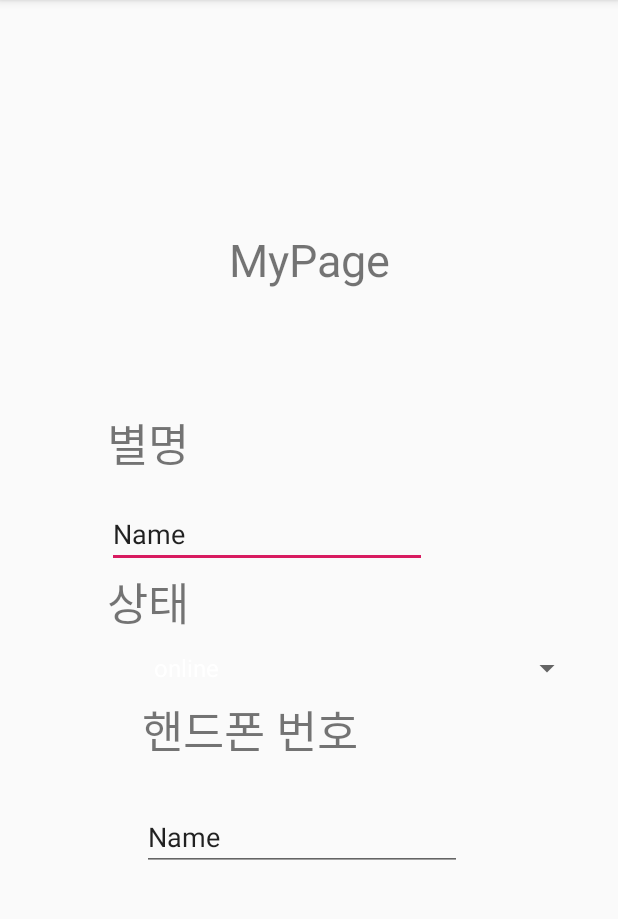
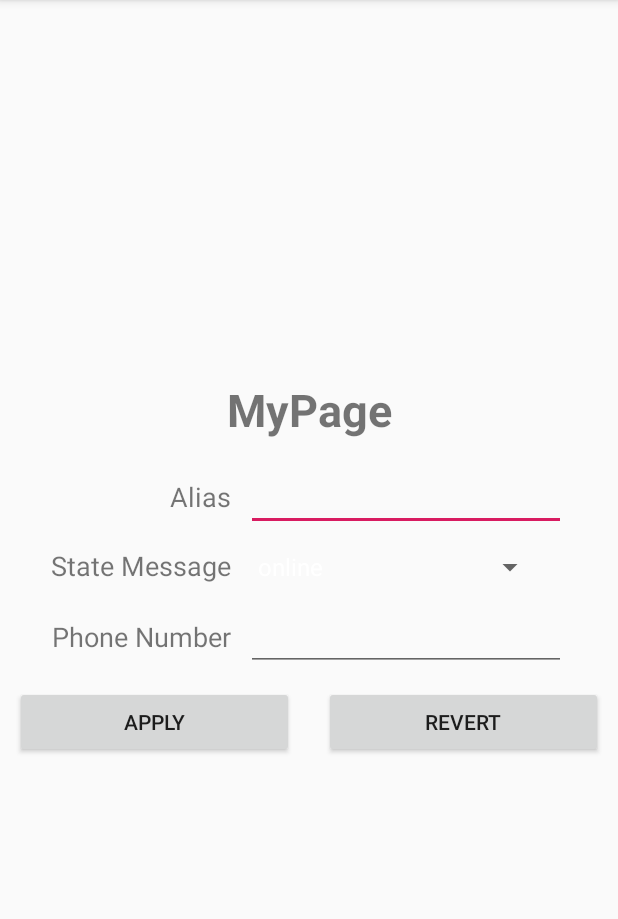
Before and after one commit to AhnHyeonho/AMP_androidProject, an Android app: the screen it shows after launch (MyPageActivity), on a phone screen of 412 x 824 dp, the part 84-1003 px from its top. Run offline under Robolectric (Android 15) with nearby library versions, the phone set to English and light mode, and no system bars; our stand-ins replace Firebase (no records; nobody signed in at launch, a user with empty details on screens opened directly); 2 statements that could not run were skipped.

Commit message:
UI변경, 코드 구조 변경: 데이터 수신 성공

```diff
--- a/FindFriendsApp/app/build.gradle
+++ b/FindFriendsApp/app/build.gradle
@@ -32,6 +32,7 @@ dependencies {
     implementation 'com.google.firebase:firebase-database:19.2.0'
     implementation 'com.google.firebase:firebase-auth:19.1.0'
     implementation 'com.google.android.gms:play-services-auth:17.0.0'
+    implementation 'androidx.gridlayout:gridlayout:1.0.0'
 
 }
 
--- a/FindFriendsApp/app/src/main/java/com/hansung/findfriendsapp/MyPageActivity.java
+++ b/FindFriendsApp/app/src/main/java/com/hansung/findfriendsapp/MyPageActivity.java
@@ -8,6 +8,7 @@ import android.util.Log;
 import android.view.View;
 import android.widget.AdapterView;
 import android.widget.ArrayAdapter;
+import android.widget.Button;
 import android.widget.EditText;
 import android.widget.Spinner;
 
@@ -21,17 +22,23 @@ import java.util.ArrayList;
 
 public class MyPageActivity extends AppCompatActivity {
 
-    private String userID = "admin";
-    private EditText userAlias;
-    private EditText phoneNumber;
+    /////////////////////////////////////임시 : 액티비티를 실행할 때 실시간 데이터 베이스에서 유저의 계정을 찾을 수 있는 identity를 intent를 통해서 얻는다.
+    private String userID = "test2";   //key의 역할을 임시로 admin으로 지정.
+    //------------------------------------------------------------------------------------------------------------------------------------//
+    //private ArrayList<String> stateArray = new ArrayList<>();
     private String [] stateArray = {"online","offline","away"};
     private ArrayAdapter adapter;
+    private EditText userAlias;
+    private Spinner stateSpinner;
+    private EditText phoneNumber;
+    private Button applyBtn;
+    private Button revertBtn;
 
-    private Spinner stateSpinner;
-    DatabaseReference mRootRef = FirebaseDatabase.getInstance().getReference();
-    DatabaseReference accountRef = mRootRef.child("account");
+    DatabaseReference rootRef = FirebaseDatabase.getInstance().getReference();
+    DatabaseReference accountRef = rootRef.child("account");
     DatabaseReference userRef = accountRef.child(userID);
-    DatabaseReference stateRef = userRef.child("state");
+
+
 
     @Override
     protected void onCreate(Bundle savedInstanceState) {
@@ -41,40 +48,68 @@ public class MyPageActivity extends AppCompatActivity {
         userAlias = (EditText)findViewById(R.id.userAlias);
         stateSpinner = (Spinner)findViewById(R.id.stateSpinner);
         phoneNumber = (EditText)findViewById(R.id.phoneNumber);
+        applyBtn = (Button)findViewById(R.id.applyBtn);
+        revertBtn = (Button)findViewById(R.id.revertBtn);
 
-        adapter = new ArrayAdapter(getApplicationContext(),android.R.layout.simple_spinner_dropdown_item,stateArray);
-        stateSpinner.setAdapter(adapter);
+        revertBtn.setOnClickListener(new View.OnClickListener(){    //이전 액티비티로 돌아가기 버튼
+            @Override
+            public void onClick(View view) {
 
-        stateRef.addValueEventListener(new ValueEventListener() {
+            }
+        });
+        adapter = new ArrayAdapter(getApplicationContext(),android.R.layout.simple_spinner_dropdown_item,stateArray);   //스피너 어댑터 초기화
+        dataInit();
+    }
+
+    @Override
+    protected void onStart() {
+        super.onStart();
+        //dataInit();
+        /*userRef.addValueEventListener(new ValueEventListener() {
             @Override
             public void onDataChange(@NonNull DataSnapshot dataSnapshot) {
-                String text = dataSnapshot.getValue(String.class);
-                int index;
-                switch(text){
-                    case "online" : index =0;break;
-                    case "offline" : index = 1; break;
-                    case "away" : index = 2; break;
-                    default: index= 0;break;
-                }
-                stateSpinner.setSelection(index);
+                userAlias.setText(dataSnapshot.child("alias").getValue().toString());
+                stateSpinner.setAdapter(adapter);   //리스너에 어댑터를 설정하고,
+                stateSpinner.setSelection(0);
+                phoneNumber.setText(dataSnapshot.child("phoneNumber").getValue().toString());
             }
 
+            @Override
+            public void onCancelled(@NonNull DatabaseError databaseError) {
+
+            }
+        });*/
+
+
+    }
+
+    @Override
+    protected void onDestroy() {
+        super.onDestroy();
+
+        userRef.child("state").setValue("offline");
+    }
+
+
+    public void dataInit(){     //데이터베이스로부터 데이터를 가져와 초기화
+        Log.e("test","listener작동");
+        rootRef.addListenerForSingleValueEvent(new ValueEventListener() {
+            @Override
+            public void onDataChange(@NonNull DataSnapshot dataSnapshot) {
+                DataSnapshot userDataSnapShot = dataSnapshot.child("account").child(userID);
+                userAlias.setText(userDataSnapShot.child("alias").getValue().toString());
+                stateSpinner.setAdapter(adapter);   //리스너에 어댑터를 설정하고,
+                stateSpinner.setSelection(0);
+                phoneNumber.setText(userDataSnapShot.child("phoneNumber").getValue().toString());
+            }
             @Override
             public void onCancelled(@NonNull DatabaseError databaseError) {
             }
         });
 
-        stateSpinner.setOnItemSelectedListener(new AdapterView.OnItemSelectedListener() {
-            @Override
-            public void onItemSelected(AdapterView<?> adapterView, View view, int i, long l) {
-                //선택된 데이터로 저장
-                String msg = adapterView.getSelectedItem().toString();
-                Log.e("test",msg);
-                stateRef.setValue(msg);
-            }
-            @Override
-            public void onNothingSelected(AdapterView<?> adapterView) {
-            }
-        });
+
+
     }
+
+
 }
--- a/FindFriendsApp/app/src/main/res/layout/activity_my_page.xml
+++ b/FindFriendsApp/app/src/main/res/layout/activity_my_page.xml
@@ -1,96 +1,104 @@
 <?xml version="1.0" encoding="utf-8"?>
-<androidx.constraintlayout.widget.ConstraintLayout xmlns:android="http://schemas.android.com/apk/res/android"
+<LinearLayout xmlns:android="http://schemas.android.com/apk/res/android"
     xmlns:app="http://schemas.android.com/apk/res-auto"
-    xmlns:tools="http://schemas.android.com/tools"
     android:layout_width="match_parent"
     android:layout_height="match_parent"
-    tools:context=".MyPageActivity">
+    android:gravity="center"
+    android:orientation="vertical">
+
+    <LinearLayout
+        android:layout_width="match_parent"
+        android:layout_height="wrap_content"
+        android:gravity="center"
+        android:orientation="vertical">
 
         <TextView
-        android:id="@+id/textView"
-        android:layout_width="172dp"
-        android:layout_height="0dp"
-        android:layout_marginTop="114dp"
-        android:layout_marginBottom="40dp"
+            android:id="@+id/textView5"
+            android:layout_width="match_parent"
+            android:layout_height="wrap_content"
+            android:layout_marginBottom="15sp"
             android:gravity="center"
             android:text="MyPage"
             android:textSize="30sp"
-        app:layout_constraintBottom_toTopOf="@+id/textView2"
-        app:layout_constraintEnd_toEndOf="parent"
-        app:layout_constraintStart_toStartOf="parent"
-        app:layout_constraintTop_toTopOf="parent" />
+            android:textStyle="bold" />
+
+        <androidx.gridlayout.widget.GridLayout
+            android:layout_width="wrap_content"
+            android:layout_height="match_parent"
+            app:columnCount="2"
+            app:rowCount="3">
 
             <TextView
-        android:id="@+id/textView2"
-        android:layout_width="wrap_content"
+                android:id="@+id/textView6"
+                android:layout_width="match_parent"
                 android:layout_height="wrap_content"
-        android:layout_marginStart="71dp"
-        android:layout_marginBottom="15dp"
-        android:text="별명"
-        android:textSize="30sp"
-        app:layout_constraintBottom_toTopOf="@+id/userAlias"
-        app:layout_constraintStart_toStartOf="parent"
-        app:layout_constraintTop_toBottomOf="@+id/textView" />
-
-    <TextView
-        android:id="@+id/textView3"
-        android:layout_width="wrap_content"
-        android:layout_height="wrap_content"
-        android:layout_marginBottom="14dp"
-        android:text="상태"
-        android:textSize="30sp"
-        app:layout_constraintBottom_toTopOf="@+id/stateSpinner"
-        app:layout_constraintStart_toStartOf="@+id/userAlias"
-        app:layout_constraintTop_toBottomOf="@+id/userAlias" />
-
-    <TextView
-        android:id="@+id/textView4"
-        android:layout_width="wrap_content"
-        android:layout_height="wrap_content"
-        android:layout_marginBottom="26dp"
-        android:text="핸드폰 번호"
-        android:textSize="30sp"
-        app:layout_constraintBottom_toTopOf="@+id/phoneNumber"
-        app:layout_constraintStart_toStartOf="@+id/stateSpinner"
-        app:layout_constraintTop_toBottomOf="@+id/stateSpinner" />
+                android:layout_marginRight="10sp"
+                android:gravity="right"
+                android:text="Alias"
+                android:textSize="18sp"
+                app:layout_gravity="right" />
 
             <EditText
                 android:id="@+id/userAlias"
-        android:layout_width="wrap_content"
+                android:layout_width="match_parent"
                 android:layout_height="wrap_content"
                 android:ems="10"
                 android:inputType="textPersonName"
-        android:text="Name"
-        app:layout_constraintBottom_toTopOf="@+id/textView3"
-        app:layout_constraintStart_toStartOf="@+id/textView2"
-        app:layout_constraintTop_toBottomOf="@+id/textView2" />
+                app:layout_rowWeight="0" />
 
+            <TextView
+                android:id="@+id/textView7"
+                android:layout_width="wrap_content"
+                android:layout_height="wrap_content"
+                android:layout_marginRight="10sp"
+                android:text="State Message"
+                android:textSize="18sp"
+                app:layout_gravity="right" />
 
             <Spinner
                 android:id="@+id/stateSpinner"
-        android:layout_width="294dp"
-        android:layout_height="14dp"
-        android:layout_marginBottom="12dp"
-        android:ems="10"
-        android:inputType="textPersonName"
-        android:text="Name"
-        app:layout_constraintBottom_toTopOf="@+id/textView4"
-        app:layout_constraintEnd_toEndOf="parent"
-        app:layout_constraintStart_toStartOf="@+id/textView3"
-        app:layout_constraintTop_toBottomOf="@+id/textView3" />
+                android:layout_width="match_parent"
+                android:layout_height="wrap_content"
+                android:dropDownWidth="match_parent"
+                android:minWidth="200sp" />
+
+            <TextView
+                android:id="@+id/textView8"
+                android:layout_width="wrap_content"
+                android:layout_height="wrap_content"
+                android:layout_marginRight="10sp"
+                android:text="Phone Number"
+                android:textSize="18sp"
+                app:layout_gravity="right" />
 
             <EditText
                 android:id="@+id/phoneNumber"
                 android:layout_width="wrap_content"
                 android:layout_height="wrap_content"
-        android:layout_marginBottom="187dp"
                 android:ems="10"
-        android:inputType="textPersonName"
-        android:text="Name"
-        app:layout_constraintBottom_toBottomOf="parent"
-        app:layout_constraintStart_toStartOf="@+id/textView4"
-        app:layout_constraintTop_toBottomOf="@+id/textView4" />
+                android:inputType="textPersonName" />
+        </androidx.gridlayout.widget.GridLayout>
 
+        <LinearLayout
+            android:layout_width="match_parent"
+            android:layout_height="match_parent"
+            android:orientation="horizontal">
 
+            <Button
+                android:id="@+id/applyBtn"
+                android:layout_width="wrap_content"
+                android:layout_height="wrap_content"
+                android:layout_margin="10sp"
+                android:layout_weight="1"
+                android:text="Apply" />
 
-</androidx.constraintlayout.widget.ConstraintLayout>
+            <Button
+                android:id="@+id/revertBtn"
+                android:layout_width="wrap_content"
+                android:layout_height="wrap_content"
+                android:layout_margin="10sp"
+                android:layout_weight="1"
+                android:text="revert" />
+        </LinearLayout>
+    </LinearLayout>
+</LinearLayout>
```
Lines whose indentation alone changed are shown as unchanged.
